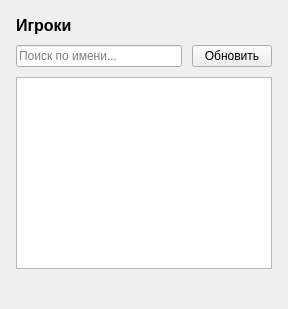
Above: DBConnect/src/ui/PlayersWidget.ui from MelonKO/BotC_Stats before the change. Below: the same form after it.
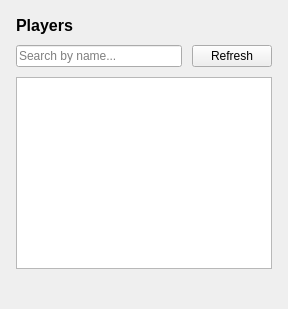
That is the form after the change.

```diff
--- a/DBConnect/src/ui/PlayersWidget.ui
+++ b/DBConnect/src/ui/PlayersWidget.ui
@@ -16,7 +16,7 @@
             <item>
                 <widget class="QLabel">
                     <property name="text">
-                        <string>Игроки</string>
+                        <string>Players</string>
                     </property>
                     <property name="styleSheet">
                         <string>font-size: 16px; font-weight: bold;</string>
@@ -29,7 +29,7 @@
                     <item>
                         <widget class="QLineEdit" name="searchEdit">
                             <property name="placeholderText">
-                                <string>Поиск по имени...</string>
+                                <string>Search by name...</string>
                             </property>
                             <property name="clearButtonEnabled">
                                 <bool>true</bool>
@@ -39,7 +39,7 @@
                     <item>
                         <widget class="QPushButton" name="refreshButton">
                             <property name="text">
-                                <string>Обновить</string>
+                                <string>Refresh</string>
                             </property>
                             <property name="maximumWidth">
                                 <number>120</number>
```
Left out of the diff: 10 changed lines with no effect on the pictures.
